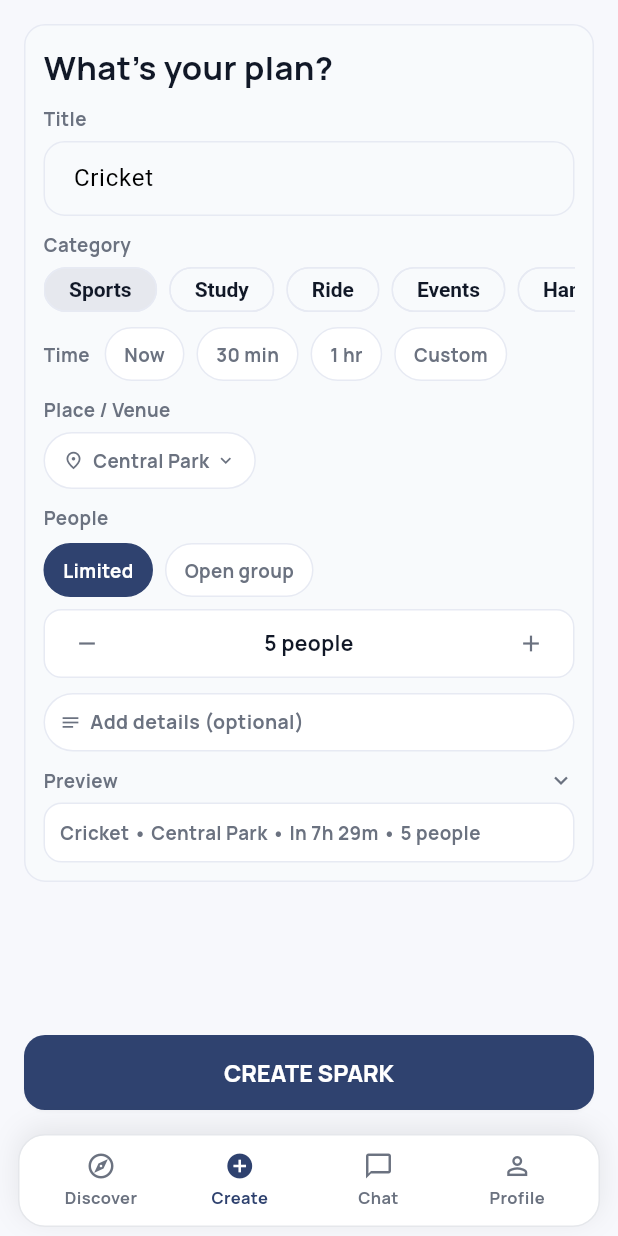
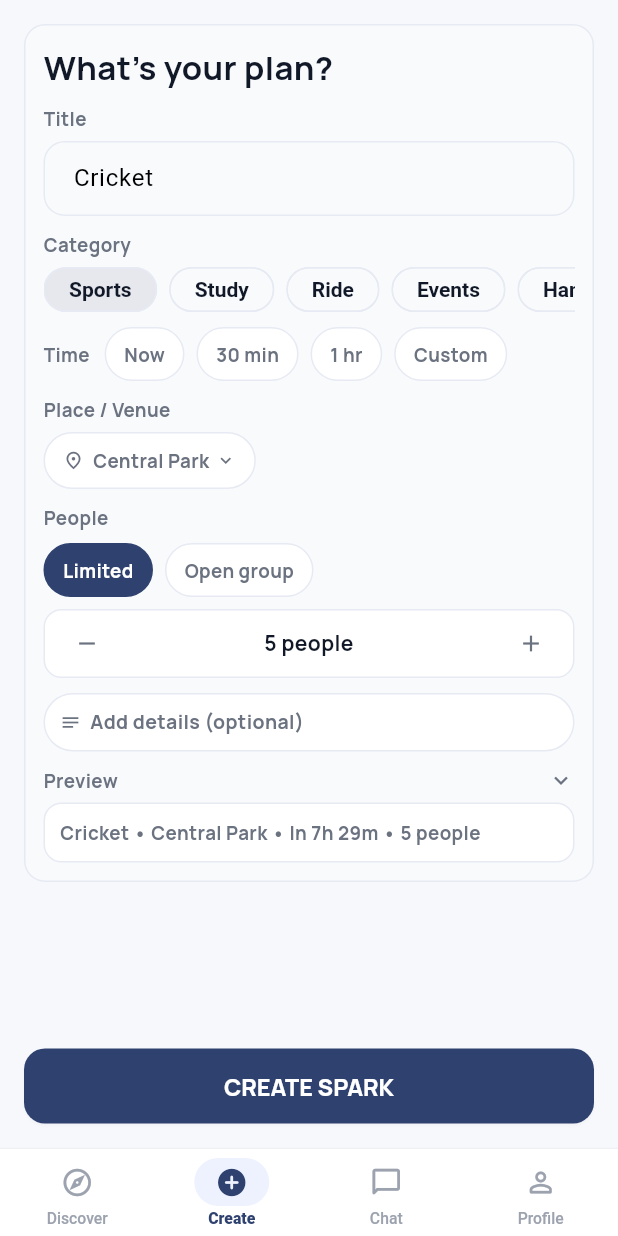
Before and after one commit to srvch/spark, a Flutter app: the RootShell screen opened directly, item 2 of the bottom bar chosen, on a phone screen of 412 x 824 dp. Run offline on Flutter 3.47's test engine with Material 3 defaults, Android fonts, the phone set to English and light mode, and no system bars; our stand-ins replace dio, firebase_core, firebase_messaging, flutter_riverpod, geocoding, geolocator and 3 more; accounts and stored records are empty; network calls fail.

Commit message:
Update navigation bar to a seamless, full-width design
Refactor bottom navigation bar in root_shell.dart to remove floating card appearance, implement a full-width design with a top divider, and introduce animated active item indicators.

Replit-Commit-Author: Agent
Replit-Commit-Session-Id: 697b919e-6b29-43ca-9a93-20bf60778638
Replit-Commit-Checkpoint-Type: full_checkpoint
Replit-Commit-Event-Id: 16341c30-089e-48cd-8523-ad19be0d1686
Replit-Commit-Screenshot-Url: https://storage.googleapis.com/screenshot-production-us-central1/7c1d5499-f4af-4866-a8ba-202306be193b/697b919e-6b29-43ca-9a93-20bf60778638/VljNmo4
Replit-Helium-Checkpoint-Created: true

```diff
--- a/spark_flutter/lib/shared/navigation/root_shell.dart
+++ b/spark_flutter/lib/shared/navigation/root_shell.dart
@@ -15,6 +15,8 @@ class RootShell extends ConsumerWidget {
   Widget build(BuildContext context, WidgetRef ref) {
     final tab = ref.watch(bottomTabProvider);
     final isDark = Theme.of(context).brightness == Brightness.dark;
+    final bg = isDark ? const Color(0xFF0D1117) : Colors.white;
+    final divider = isDark ? const Color(0xFF2D333B) : const Color(0xFFEEF0F4);
 
     final screens = const [
       DiscoverScreen(),
@@ -25,80 +27,63 @@ class RootShell extends ConsumerWidget {
 
     return Scaffold(
       body: screens[tab],
-      bottomNavigationBar: SafeArea(
+      bottomNavigationBar: Container(
+        color: bg,
+        child: Column(
+          mainAxisSize: MainAxisSize.min,
+          children: [
+            Container(height: 1, color: divider),
+            SafeArea(
               top: false,
-        minimum: const EdgeInsets.fromLTRB(12, 0, 12, 6),
-        child: Container(
-          height: 62,
-          padding: const EdgeInsets.symmetric(horizontal: 8),
-          decoration: BoxDecoration(
-            color: isDark ? const Color(0xFF161B22) : Colors.white,
-            borderRadius: BorderRadius.circular(18),
-            border: Border.all(
-              color: isDark ? const Color(0xFF2D333B) : const Color(0xFFE5E7EB),
-            ),
-            boxShadow: [
-              BoxShadow(
-                color: isDark
-                    ? Colors.black.withValues(alpha: 0.4)
-                    : Colors.black.withValues(alpha: 0.08),
-                blurRadius: 16,
-                offset: const Offset(0, -4),
-              ),
-            ],
-          ),
+              child: SizedBox(
+                height: 58,
                 child: Row(
                   children: [
-              Expanded(
-                child: _BottomNavItem(
+                    _NavItem(
                       label: 'Discover',
                       icon: Icons.explore_outlined,
-                  activeIcon: Icons.explore,
+                      activeIcon: Icons.explore_rounded,
                       selected: tab == 0,
                       onTap: () =>
                           ref.read(bottomTabProvider.notifier).state = 0,
                     ),
-              ),
-              Expanded(
-                child: _BottomNavItem(
+                    _NavItem(
                       label: 'Create',
-                  icon: Icons.add_circle_outline,
-                  activeIcon: Icons.add_circle,
+                      icon: Icons.add_circle_outline_rounded,
+                      activeIcon: Icons.add_circle_rounded,
                       selected: tab == 1,
                       onTap: () =>
                           ref.read(bottomTabProvider.notifier).state = 1,
                     ),
-              ),
-              Expanded(
-                child: _BottomNavItem(
+                    _NavItem(
                       label: 'Chat',
-                  icon: Icons.chat_bubble_outline,
-                  activeIcon: Icons.chat_bubble,
+                      icon: Icons.chat_bubble_outline_rounded,
+                      activeIcon: Icons.chat_bubble_rounded,
                       selected: tab == 2,
                       onTap: () =>
                           ref.read(bottomTabProvider.notifier).state = 2,
                     ),
-              ),
-              Expanded(
-                child: _BottomNavItem(
+                    _NavItem(
                       label: 'Profile',
-                  icon: Icons.person_outline,
-                  activeIcon: Icons.person,
+                      icon: Icons.person_outline_rounded,
+                      activeIcon: Icons.person_rounded,
                       selected: tab == 3,
                       onTap: () =>
                           ref.read(bottomTabProvider.notifier).state = 3,
                     ),
+                  ],
+                ),
+              ),
             ),
           ],
-          ),
         ),
       ),
     );
   }
 }
 
-class _BottomNavItem extends StatelessWidget {
-  const _BottomNavItem({
+class _NavItem extends StatelessWidget {
+  const _NavItem({
     required this.label,
     required this.icon,
     required this.activeIcon,
@@ -114,36 +99,49 @@ class _BottomNavItem extends StatelessWidget {
 
   @override
   Widget build(BuildContext context) {
-    final accent = Theme.of(context).colorScheme.primary;
-    final inactive = Theme.of(context).brightness == Brightness.dark
-        ? const Color(0xFF8B949E)
-        : const Color(0xFF6B7280);
+    final isDark = Theme.of(context).brightness == Brightness.dark;
+    const activeColor = Color(0xFF2F426F);
+    final inactiveColor =
+        isDark ? const Color(0xFF8B949E) : const Color(0xFF9CA3AF);
+    final activeBg = isDark
+        ? const Color(0xFF1E2A40)
+        : const Color(0xFFEEF2FF);
 
-    return InkWell(
-      borderRadius: BorderRadius.circular(12),
+    return Expanded(
+      child: GestureDetector(
         onTap: onTap,
-      child: AnimatedContainer(
-        duration: const Duration(milliseconds: 200),
+        behavior: HitTestBehavior.opaque,
         child: Column(
           mainAxisAlignment: MainAxisAlignment.center,
           children: [
-            AnimatedSwitcher(
+            AnimatedContainer(
+              duration: const Duration(milliseconds: 220),
+              curve: Curves.easeOut,
+              padding: const EdgeInsets.symmetric(horizontal: 14, vertical: 5),
+              decoration: BoxDecoration(
+                color: selected ? activeBg : Colors.transparent,
+                borderRadius: BorderRadius.circular(999),
+              ),
+              child: AnimatedSwitcher(
                 duration: const Duration(milliseconds: 180),
                 child: Icon(
                   selected ? activeIcon : icon,
                   key: ValueKey(selected),
-                size: 20,
-                color: selected ? accent : inactive,
+                  size: 22,
+                  color: selected ? activeColor : inactiveColor,
                 ),
               ),
-            const SizedBox(height: 3),
-            Text(
-              label,
+            ),
+            const SizedBox(height: 2),
+            AnimatedDefaultTextStyle(
+              duration: const Duration(milliseconds: 200),
               style: TextStyle(
-                fontSize: 11,
-                fontWeight: FontWeight.w700,
-                color: selected ? accent : inactive,
+                fontSize: 10.5,
+                fontWeight:
+                    selected ? FontWeight.w800 : FontWeight.w500,
+                color: selected ? activeColor : inactiveColor,
               ),
+              child: Text(label),
             ),
           ],
         ),
```
Also changed, not shown: attached_assets/Screenshot_2026-04-01_at_4.11.04_AM_1774996868407.png (added). Lines whose indentation alone changed are shown as unchanged.
